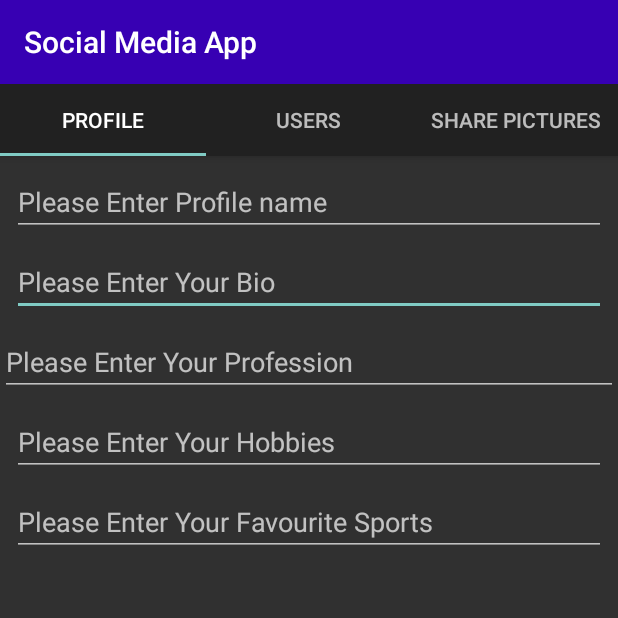
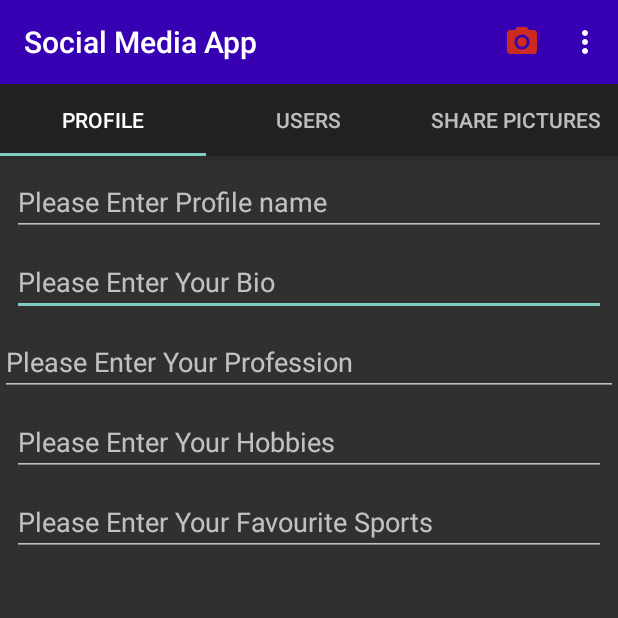
Before and after one commit to nibchee/InstagramClone, an Android app: the SocialMediaActivity screen opened directly, with no data from a screen before it, on a phone screen of 412 x 824 dp, the top half of it. Run offline under Robolectric (Android 15) with nearby library versions, the phone set to English and light mode, and no system bars; libraries missing offline, so code that uses them is left out: com.parse, com.shashank.sony; 9 statements that could not run were skipped.

Commit message:
Menu Item is added To Action Bar in SocialMediaActivity & both camera & logout are in menu item

```diff
--- /dev/null
+++ b/app/src/main/res/drawable/camera_item.xml
@@ -0,0 +1,6 @@
+<vector android:autoMirrored="true" android:height="24dp"
+    android:tint="#CB2B21" android:viewportHeight="24"
+    android:viewportWidth="24" android:width="24dp" xmlns:android="http://schemas.android.com/apk/res/android">
+    <path android:fillColor="@android:color/white" android:pathData="M12,12m-3.2,0a3.2,3.2 0,1 1,6.4 0a3.2,3.2 0,1 1,-6.4 0"/>
+    <path android:fillColor="@android:color/white" android:pathData="M9,2L7.17,4L4,4c-1.1,0 -2,0.9 -2,2v12c0,1.1 0.9,2 2,2h16c1.1,0 2,-0.9 2,-2L22,6c0,-1.1 -0.9,-2 -2,-2h-3.17L15,2L9,2zM12,17c-2.76,0 -5,-2.24 -5,-5s2.24,-5 5,-5 5,2.24 5,5 -2.24,5 -5,5z"/>
+</vector>
--- /dev/null
+++ b/app/src/main/res/menu/my_menu.xml
@@ -0,0 +1,18 @@
+<?xml version="1.0" encoding="utf-8"?>
+<menu xmlns:android="http://schemas.android.com/apk/res/android"
+    xmlns:app="http://schemas.android.com/apk/res-auto">
+
+    <item
+        android:id="@+id/postImageItem"
+        android:orderInCategory="100"
+        app:showAsAction="always"
+        android:title="Post Image"
+        android:icon="@drawable/camera_item"/>
+
+    <item
+        android:id="@+id/logoutUserItem"
+        android:orderInCategory="100"
+        android:title="Logout"
+        app:showAsAction="never"/>
+
+</menu>
```
Also changed, not shown: app/src/main/AndroidManifest.xml (+7 -3 lines), app/src/main/java/com/example/instagramclone/LoginAvtivity.java (+5 -2 lines), app/src/main/java/com/example/instagramclone/SignUp.java (+1 -10 lines), app/src/main/java/com/example/instagramclone/SocialMediaActivity.java (+131 -5 lines), app/src/main/java/com/example/instagramclone/UsersPost.java (added, +14 -0 lines), app/src/main/res/layout/activity_users_post.xml (added, +20 -0 lines).
